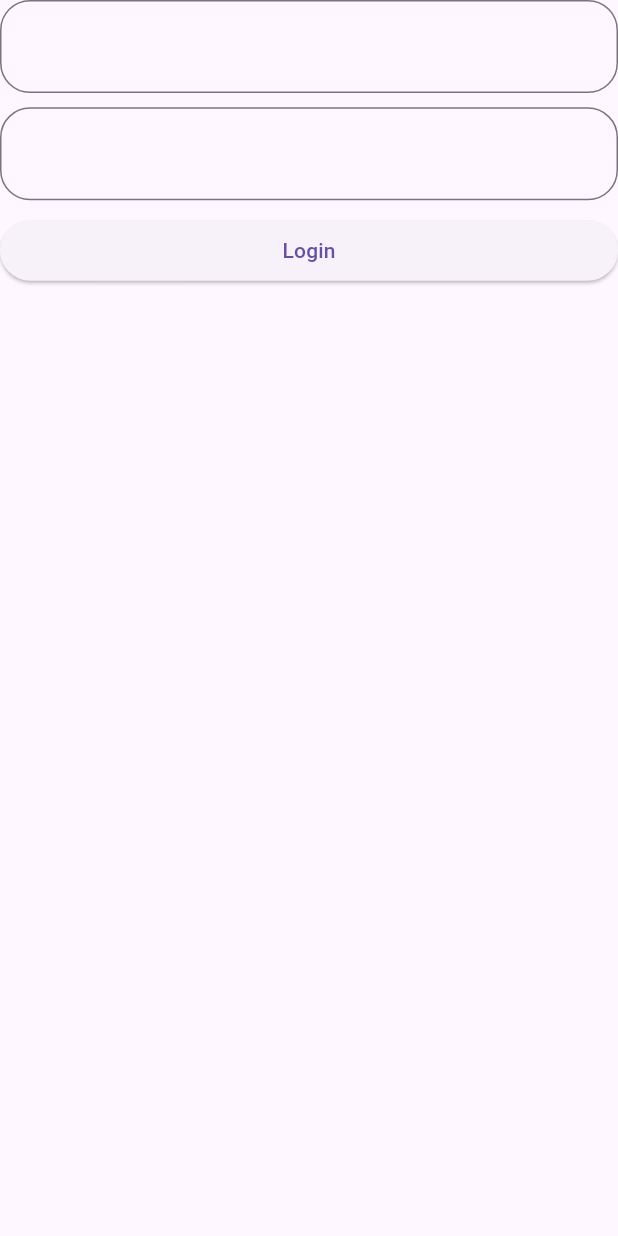
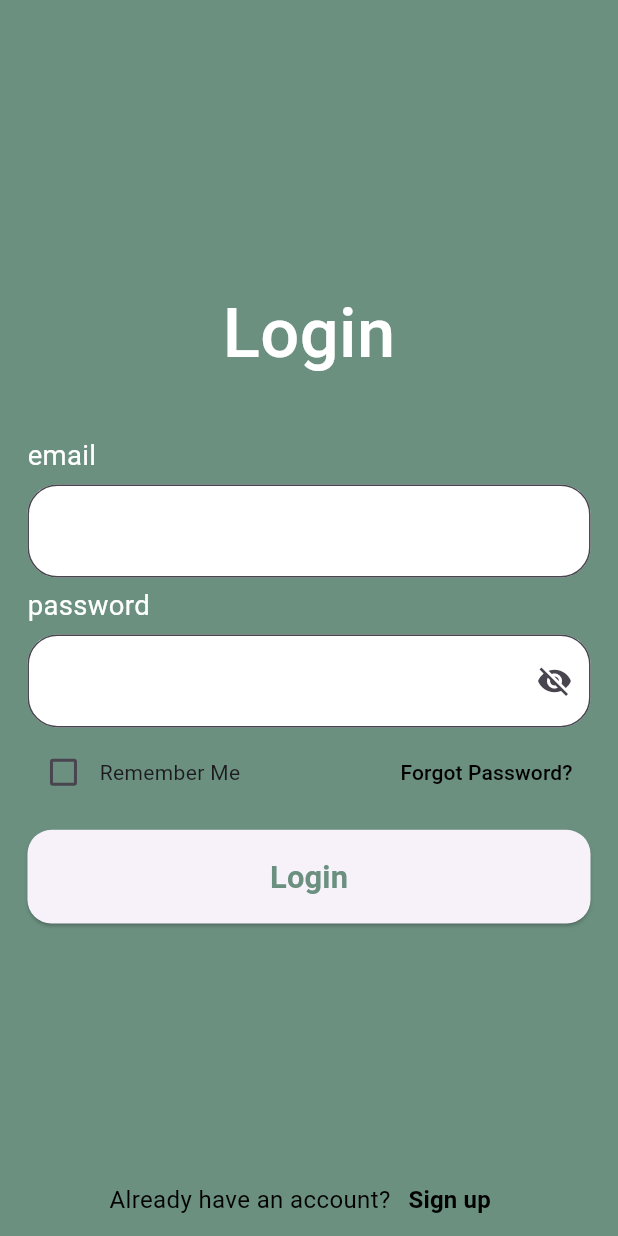
Before and after one commit to ahmedemara231/EduMentor, a Flutter app: the screen it shows after launch, on a phone screen of 412 x 824 dp. Run offline on Flutter 3.47's test engine with Material 3 defaults, Android fonts, the phone set to English and light mode, and no system bars; our stand-ins replace cloud_firestore, connectivity_plus, firebase_auth, firebase_core, flutter_bloc, flutter_screenutil and 5 more; missing offline and left inert: flutter_expandable_text; accounts and stored records are empty.

Commit message:
finish sign in&up

```diff
--- a/lib/main.dart
+++ b/lib/main.dart
@@ -1,4 +1,6 @@
+import 'package:fcis_guide/constants/constants.dart';
 import 'package:fcis_guide/view/auth/login/login.dart';
+import 'package:fcis_guide/view_model/auth/cubit.dart';
 import 'package:fcis_guide/view_model/bloc_observer.dart';
 import 'package:firebase_core/firebase_core.dart';
 import 'package:flutter/material.dart';
@@ -28,9 +30,19 @@ class MyApp extends StatelessWidget {
       designSize: const Size(360, 690),
       minTextAdapt: true,
       splitScreenMode: true,
-      child: MaterialApp(
-        debugShowCheckedModeBanner: false,
-        home: Login(),
+      child: MultiBlocProvider(
+        providers: [
+          BlocProvider(
+            create: (context) => AuthCubit(),
+          )
+        ],
+        child: MaterialApp(
+          theme: ThemeData(
+            scaffoldBackgroundColor: Constants.appColor,
+          ),
+          debugShowCheckedModeBanner: false,
+          home: Login(),
+        ),
       ),
     );
   }
--- /dev/null
+++ b/lib/modules/app_widgets/Auth_TFF.dart
@@ -0,0 +1,44 @@
+import 'package:fcis_guide/modules/base_widgets/myText.dart';
+import 'package:flutter/cupertino.dart';
+import 'package:flutter/material.dart';
+import 'package:flutter_screenutil/flutter_screenutil.dart';
+
+import '../base_widgets/textFormField.dart';
+
+class AuthTFF extends StatelessWidget {
+
+  final String text;
+  final cont;
+  bool invisiblePass;
+  Widget? suffixIcon;
+
+  AuthTFF({super.key,
+    required this.text,
+    required this.cont,
+    this.invisiblePass = false,
+    this.suffixIcon
+  });
+
+  @override
+  Widget build(BuildContext context) {
+    return Column(
+      crossAxisAlignment: CrossAxisAlignment.start,
+      children: [
+        Padding(
+          padding: EdgeInsets.symmetric(vertical: 5.h),
+          child: MyText(text: text,fontSize: 16.sp,color: Colors.white),
+        ),
+        TFF(
+          fillColor: Colors.white,
+          filled: true,
+          obscureText: invisiblePass,
+          controller: cont,
+          border: OutlineInputBorder(
+              borderRadius: BorderRadius.circular(20)
+          ),
+          suffixIcon: suffixIcon,
+        ),
+      ],
+    );
+  }
+}
--- /dev/null
+++ b/lib/modules/app_widgets/app_button.dart
@@ -0,0 +1,42 @@
+import 'package:fcis_guide/constants/constants.dart';
+import 'package:fcis_guide/extensions/context.dart';
+import 'package:flutter/material.dart';
+import 'package:flutter_screenutil/flutter_screenutil.dart';
+
+import '../base_widgets/myText.dart';
+
+class AppButton extends StatelessWidget {
+  const AppButton({super.key,
+    required this.onPressed,
+    required this.text,
+  });
+
+  final void Function()? onPressed;
+  final String text;
+
+  @override
+  Widget build(BuildContext context) {
+    return ElevatedButton(
+      onPressed: onPressed,
+      style: ElevatedButton.styleFrom(
+        shape: RoundedRectangleBorder(
+          borderRadius: BorderRadius.circular(16)
+        )
+      ),
+      child: Padding(
+        padding: EdgeInsets.symmetric(vertical: 14.h),
+        child: SizedBox(
+          width: context.setWidth(1),
+          child: Center(
+            child: MyText(
+              text: text,
+              color: Constants.appColor,
+              fontWeight: FontWeight.bold,
+              fontSize: 18.sp,
+            ),
+          ),
+        ),
+      ),
+    );
+  }
+}
--- a/lib/view/auth/login/login.dart
+++ b/lib/view/auth/login/login.dart
@@ -1,6 +1,9 @@
+import 'package:fcis_guide/extensions/routes.dart';
 import 'package:fcis_guide/model/remote/firebase_service/auth_service/auth_services_implementation.dart';
+import 'package:fcis_guide/modules/app_widgets/Auth_TFF.dart';
+import 'package:fcis_guide/modules/app_widgets/app_button.dart';
 import 'package:fcis_guide/modules/base_widgets/myText.dart';
-import 'package:fcis_guide/modules/base_widgets/textFormField.dart';
+import 'package:fcis_guide/view/auth/sign_up/sign_up.dart';
 import 'package:fcis_guide/view_model/auth/cubit.dart';
 import 'package:fcis_guide/view_model/auth/states.dart';
 import 'package:flutter/material.dart';
@@ -16,32 +19,63 @@ class Login extends StatelessWidget {
 
   @override
   Widget build(BuildContext context) {
-    return BlocProvider(
-      create: (context) => AuthCubit(),
-      child: BlocBuilder<AuthCubit,AuthStates>(
-        builder: (context, state) => Scaffold(
-          body: Form(
-            key: formKey,
-            child: ListView(
+    return BlocBuilder<AuthCubit,AuthStates>(
+      builder: (context, state) => Scaffold(
+        body: Form(
+          key: formKey,
+          child: Padding(
+            padding: EdgeInsets.symmetric(horizontal: 16.w),
+            child: Column(
+              mainAxisSize: MainAxisSize.max,
+              mainAxisAlignment: MainAxisAlignment.center,
               children: [
-                TFF(
-                  obscureText: false,
-                  controller: emailCont,
-                  border: OutlineInputBorder(
-                    borderRadius: BorderRadius.circular(20)
+                const Spacer(),
+                Padding(
+                  padding: EdgeInsets.symmetric(vertical: 25.h),
+                  child: MyText(
+                    text: 'Login',
+                    fontSize: 40.sp,
+                    fontWeight: FontWeight.w500,
+                    color: Colors.white,
                   ),
                 ),
-                Padding(
-                  padding: EdgeInsets.symmetric(vertical: 8.h),
-                  child: TFF(
-                    obscureText: false,
-                    controller: passCont,
-                    border: OutlineInputBorder(
-                        borderRadius: BorderRadius.circular(20)
-                    ),
+                AuthTFF(
+                  text: 'email',
+                  cont: emailCont,
+                ),
+                AuthTFF(
+                  text: 'password',
+                  cont: passCont,
+                  invisiblePass: AuthCubit.getInstance(context).invisiblePass[0],
+                  suffixIcon: IconButton(
+                    onPressed: () {
+                      AuthCubit.getInstance(context).changePassVisibility(0);
+                    },
+                    icon: AuthCubit.getInstance(context).invisiblePass[0]?
+                    const Icon(Icons.visibility_off) :
+                    const Icon(Icons.visibility),
                   ),
                 ),
-                ElevatedButton(
+
+                Padding(
+                  padding: EdgeInsets.only(top: 5.h,bottom: 12.h),
+                  child: Row(
+                    children: [
+                      Checkbox(
+                        value: false,
+                        onChanged: (value) {},
+                      ),
+                      MyText(text: 'Remember Me'),
+                      const Spacer(),
+                      TextButton(
+                        onPressed: () {},
+                        child: MyText(text: 'Forgot Password?',color: Colors.black),
+                      )
+                    ],
+                  ),
+                ),
+
+                AppButton(
                   onPressed: () {
                     if(formKey.currentState!.validate())
                       {
@@ -52,8 +86,28 @@ class Login extends StatelessWidget {
                             password: passCont.text
                         );
                       }
-                  },
-                  child: MyText(text: 'Login'),
+                  } ,
+                  text: 'Login',
+                ),
+                const Spacer(),
+                Row(
+                  mainAxisAlignment: MainAxisAlignment.center,
+                  children: [
+                    MyText(
+                      text: 'Already have an account?',
+                      color: Colors.black,
+                      fontSize: 14.sp,
+                    ),
+                    TextButton(
+                      onPressed: () => context.normalNewRoute(const SignUp()),
+                      child: MyText(
+                        text: 'Sign up',
+                        color: Colors.black,
+                        fontSize: 14.sp,
+                        fontWeight: FontWeight.bold,
+                      ),
+                    )
+                  ],
                 )
               ],
             ),
--- a/lib/view_model/auth/states.dart
+++ b/lib/view_model/auth/states.dart
@@ -1,4 +1,6 @@
 class AuthStates {}
+
+class ChangePassVisibility extends AuthStates {}
 
 class AuthInitial extends AuthStates {}
 
```
Also changed, not shown: lib/constants/constants.dart (+1 -14 lines), lib/view/auth/first_view.dart (added, +10 -0 lines), lib/view/auth/sign_up/sign_up.dart (added, +144 -0 lines), lib/view_model/auth/cubit.dart (+12 -0 lines).
